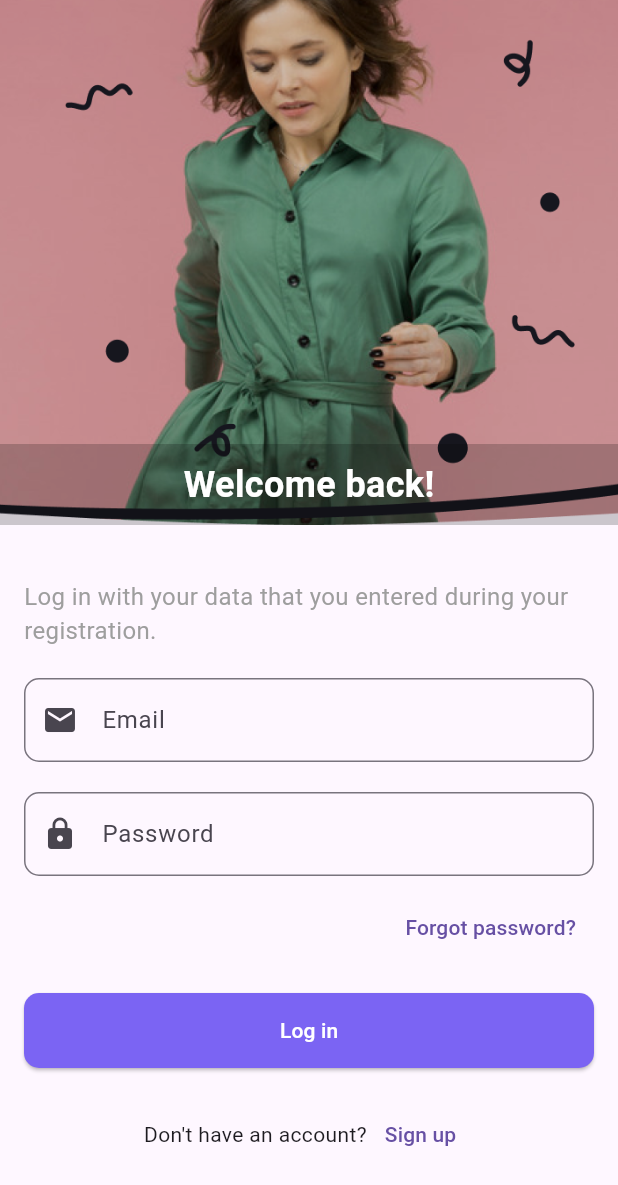
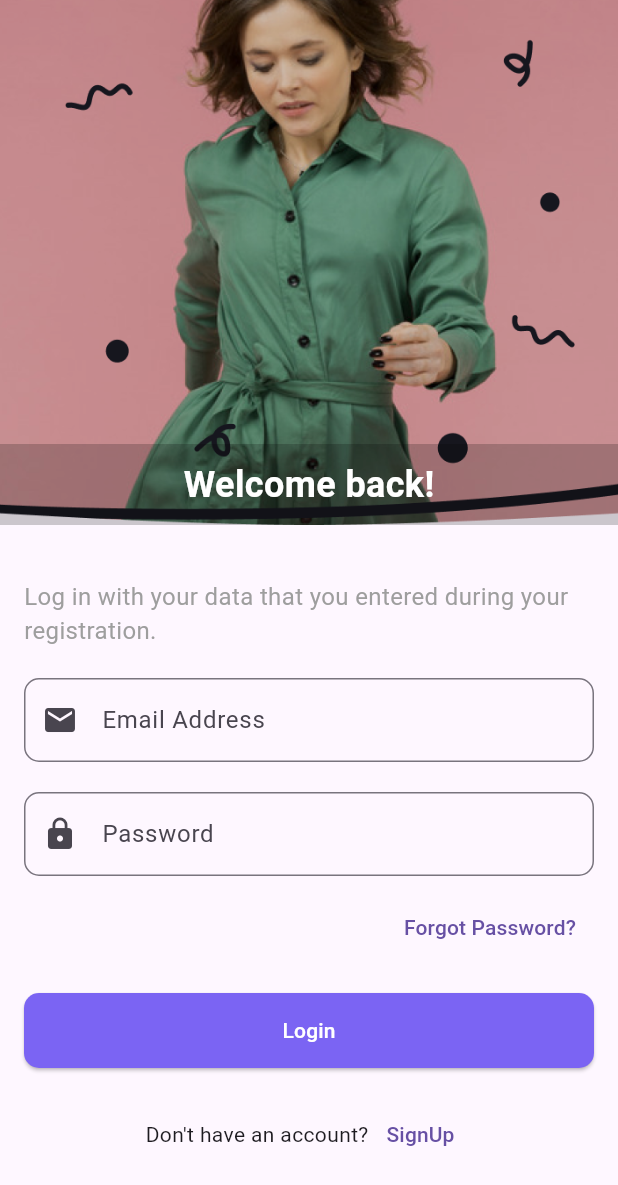
Before and after one commit to m7md015sh/e-commerce_test, a Flutter app: the LoginScreen screen opened directly, on a phone screen of 412 x 824 dp. Shown: the top 1185 px of the screen. Run offline on Flutter 3.47's test engine with Material 3 defaults, Android fonts, the phone set to English and light mode, and no system bars; our stand-ins replace bloc, carousel_slider, dio, flutter_bloc, flutter_countdown_timer, flutter_screenutil and 1 more; network calls fail.

Commit message:
make login screen centralized and refactor all product cards in app

```diff
--- a/lib/core/resources/assets_manager.dart
+++ b/lib/core/resources/assets_manager.dart
@@ -4,7 +4,7 @@ const String iconPath = "assets/icons";
 
 class ImageAssets {
   static const String loginDark = "$imagePath/login_dark.png";
-  static const String signupDark = "$imagePath/signup_dark.svg";
+  static const String signupDark = "$imagePath/signUp_dark.png";
   static const String flashSaleCounter = "$imagePath/flash_sale_counter.png";
 }
 class NetworkImages {
--- a/lib/core/resources/color_manager.dart
+++ b/lib/core/resources/color_manager.dart
@@ -16,6 +16,7 @@ class ColorManager {
 
   // new colors
   static const Color darkPrimary =  Color(0xffd17d11);
+  static const Color blue =  Color(0xff117bd1);
   static const Color lightPrimary =  Color(0xCCd17d11); // color with 80% opacity
   static const Color grey1 =  Color(0xff707070);
   static const Color white =  Color(0xffFFFFFF);
--- a/lib/core/resources/strings_manager.dart
+++ b/lib/core/resources/strings_manager.dart
@@ -1,4 +1,26 @@
 class AppStrings {
+  //Auth
+  static const welcomeBack = "Welcome back!";
+  static const loginSteps = "Log in with your data that you entered during your registration.";
+  static const email = "Email Address";
+  static const password = "Password";
+  static const forgotPassword = "Forgot Password?";
+  static const loginBtn = "Login";
+  static const doNotHaveAccount = "Don't have an account?";
+  static const signupBtn = "SignUp";
+
+  static const getStarted = "Let's get started!";
+  static const signupSteps = "Please enter your valid data in order to create an account.";
+  static const iAgreeWithThe = "I agree with the ";
+  static const termsOfService = "Terms of service";
+  static const andSymbol = " & ";
+  static const privacyPolicy = "privacy policy.";
+  static const continueBtn = "Continue";
+  static const doYouHaveAnAccount = "Do you have an account?";
+
+
+
+  //home
   static const appName = "Fashion Store";
   static const categories = "Categories";
   static const allCategories = "All Categories";
--- a/lib/features/auth/login_screen.dart
+++ b/lib/features/auth/login_screen.dart
@@ -1,6 +1,7 @@
 import 'package:flutter/material.dart';
 import 'package:flutter_bloc/flutter_bloc.dart';
 import 'package:test1/core/resources/assets_manager.dart';
+import 'package:test1/core/resources/strings_manager.dart';
 
 import 'package:test1/features/auth/widgets/stack_image_auth.dart';
 import 'package:test1/features/bottom_var_bar/bottom_var_bar_cubit.dart';
@@ -17,7 +18,7 @@ class LoginScreen extends StatelessWidget {
       body: SingleChildScrollView(
         child: Column(
           children: [
-            StackImageAuth(text: 'Welcome back!',assetsImage: ImageAssets.loginDark,),
+            StackImageAuth(text: AppStrings.welcomeBack,assetsImage: ImageAssets.loginDark,),
             Padding(
               padding: const EdgeInsets.all(16.0),
               child: Column(
@@ -25,16 +26,16 @@ class LoginScreen extends StatelessWidget {
                 children: [
                   const SizedBox(height: 20),
                   const Text(
-                    'Log in with your data that you entered during your registration.',
+                    AppStrings.loginSteps,
                     style: TextStyle(
                       fontSize: 16,
                       color: Colors.grey,
                     ),
                   ),
                   const SizedBox(height: 20),
-                  const CustomTextField(icon: Icons.email, labelText: 'Email'),
+                  const CustomTextField(icon: Icons.email, labelText: AppStrings.email),
                   const SizedBox(height: 20),
-                  const CustomTextField(icon: Icons.lock, labelText: 'Password'),
+                  const CustomTextField(icon: Icons.lock, labelText: AppStrings.password),
                   const SizedBox(height: 10),
                   Align(
                     alignment: Alignment.centerRight,
@@ -42,7 +43,7 @@ class LoginScreen extends StatelessWidget {
                       onPressed: () {
                         // Forgot password action
                       },
-                      child: const Text('Forgot password?'),
+                      child: const Text(AppStrings.forgotPassword),
                     ),
                   ),
                   const SizedBox(height: 20),
@@ -65,13 +66,13 @@ class LoginScreen extends StatelessWidget {
                         borderRadius: BorderRadius.circular(10),
                       ),
                     ),
-                    child: const Text('Log in',style: TextStyle(color: Colors.white),),
+                    child: const Text(AppStrings.loginBtn,style: TextStyle(color: Colors.white),),
                   ),
                   const SizedBox(height: 20),
                   Row(
                     mainAxisAlignment: MainAxisAlignment.center,
                     children: [
-                      const Text("Don't have an account?"),
+                      const Text(AppStrings.doNotHaveAccount),
                       TextButton(
                         onPressed: () {
 
@@ -81,7 +82,7 @@ class LoginScreen extends StatelessWidget {
                             ),
                           );
                         },
-                        child: const Text('Sign up'),
+                        child: const Text(AppStrings.signupBtn),
                       ),
                     ],
                   ),
--- a/lib/features/home/ui/wedgets/flash_sale/flash_sale_horizontal_list_view.dart
+++ b/lib/features/home/ui/wedgets/flash_sale/flash_sale_horizontal_list_view.dart
@@ -4,8 +4,8 @@ import 'package:test1/core/static/test_items.dart';
 import 'package:test1/features/home/ui/wedgets/flash_sale/flash_sale_item.dart';
 
 class FlashSaleListView extends StatelessWidget {
-  const FlashSaleListView({super.key});
-
+  const FlashSaleListView({super.key, this.onTap});
+   final void Function()? onTap;
   @override
   Widget build(BuildContext context) {
     return Padding(
@@ -22,7 +22,7 @@ class FlashSaleListView extends StatelessWidget {
                   constraints: BoxConstraints(
                     maxWidth: constraints.maxWidth * 0.4,
                   ),
-                  child: FlashSaleItem(item: items[index]),
+                  child: FlashSaleItem(item: items[index],onTap: onTap,),
                 );
               },
             );
--- a/lib/features/home/ui/wedgets/grid_product/product_grid_view.dart
+++ b/lib/features/home/ui/wedgets/grid_product/product_grid_view.dart
@@ -6,8 +6,8 @@ import 'package:test1/features/home/home_cubit/product_cubit/product_cubit.dart'
 import 'package:test1/features/home/home_cubit/product_cubit/product_state.dart';
 
 class ProductGridView extends StatelessWidget {
-  const ProductGridView({super.key});
-
+  const ProductGridView({super.key, this.onTap});
+  final void Function()? onTap;
   @override
   Widget build(BuildContext context) {
     return BlocBuilder<ProductCubit, ProductState>(
@@ -34,6 +34,7 @@ class ProductGridView extends StatelessWidget {
                   image: product.image,
                   price: product.price,
                   priceAfterDesc: product.discount.toDouble(),
+                  onTap: onTap,
                 );
               },
             ),
--- a/lib/features/profile_screen/profile_screen.dart
+++ b/lib/features/profile_screen/profile_screen.dart
@@ -27,9 +27,8 @@ class ProfileScreen extends StatelessWidget {
           const ProfileOptionItem(title: 'Orders',subTitle: 'Already have 12 order',),
           const ProfileOptionItem(title: 'Shipping Addresses',subTitle: '3 address',),
           const ProfileOptionItem(title: 'Payment methods',subTitle: 'Cash By Delivery',),
-          const ProfileOptionItem(title: 'Promocodes',subTitle: 'You have Special Promocodes',),
           const ProfileOptionItem(title: 'My Reviews',subTitle: 'reviews for 3 items ',),
-           ProfileOptionItem(title: 'Settings',subTitle: 'Notifications and Password',onPressed: (){
+           ProfileOptionItem(title: 'Logout',subTitle: 'To Logout from the Application',onPressed: (){
              Navigator.of(context).push(MaterialPageRoute(builder: (context) => const LoginScreen(),));
            },),
 
```
Also changed, not shown: lib/core/resources/langauge_manager.dart (deleted, +0 -21 lines), lib/core/resources/theme_manager.dart (deleted, +0 -98 lines), lib/features/auth/sign_up_screen.dart (+27 -35 lines), lib/features/cart_screen/cart_screen.dart (+8 -1 lines), lib/features/home/ui/home_view.dart (+19 -6 lines), lib/features/home/ui/wedgets/flash_sale/flash_sale_item.dart (+6 -2 lines), lib/features/home/ui/wedgets/grid_product/product_card.dart (+6 -2 lines), lib/features/home/ui/wedgets/popular_products/horizontal_popular_priduct_list.dart (+6 -12 lines), lib/features/home/ui/wedgets/popular_products/popular_product_card.dart (+6 -3 lines).
